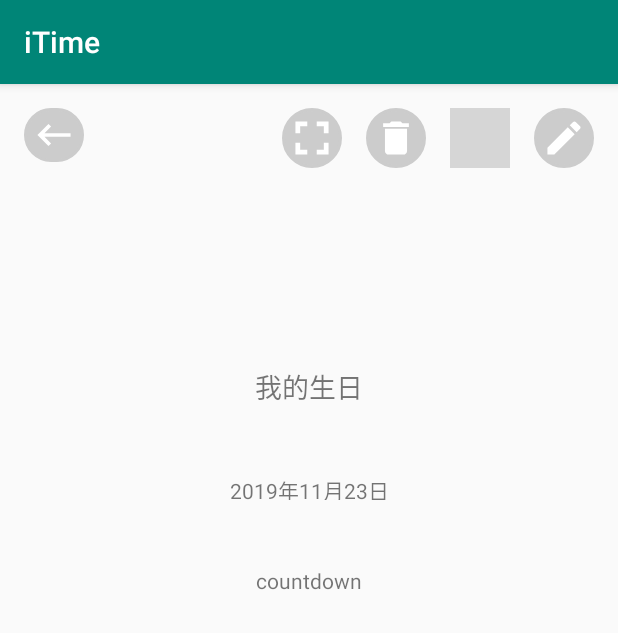
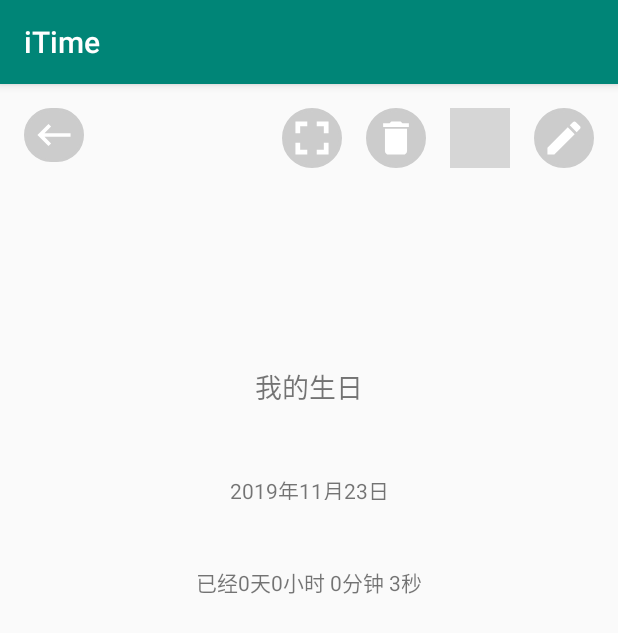
Before and after one commit to akanepink/iTime, an Android app: the MainActivity screen opened directly, with no data from a screen before it, after a tap on "我的生日", on a phone screen of 412 x 824 dp. Shown: the top 633 px of the screen. Run offline under Robolectric (Android 15) with nearby library versions, the phone set to English and light mode, and no system bars; grey boxes are pictures that could not be loaded.

Commit message:
完成：倒计时列表中 默认图片上有倒计时的功能 之使用Canvas的drawText方法； 完成：详情界面中的 每隔一秒刷新一次倒计时功能 之使用Handle

```diff
--- a/app/src/main/java/com/example/itime/EventEditActivity.java
+++ b/app/src/main/java/com/example/itime/EventEditActivity.java
@@ -165,6 +165,8 @@ public class EventEditActivity extends AppCompatActivity implements View.OnClick
         dateChangeFlag=true;
     }
 
+
+
     private void showTimePickDialog1() {
 
         CustomTimePickerDialogFragment fragment = new CustomTimePickerDialogFragment();
--- a/app/src/main/java/com/example/itime/EventShowActivity.java
+++ b/app/src/main/java/com/example/itime/EventShowActivity.java
@@ -3,15 +3,20 @@ package com.example.itime;
 import androidx.annotation.Nullable;
 import androidx.appcompat.app.AppCompatActivity;
 
+import android.annotation.SuppressLint;
 import android.content.DialogInterface;
 import android.content.Intent;
 import android.os.Bundle;
+import android.os.Handler;
+import android.os.Message;
 import android.view.View;
 import android.widget.ImageButton;
 import android.widget.TextView;
 import android.widget.Toast;
 
 import com.example.itime.data.Event;
+
+import java.util.Calendar;
 
 public class EventShowActivity extends AppCompatActivity {
 
@@ -23,7 +28,8 @@ public class EventShowActivity extends AppCompatActivity {
     private ImageButton buttonShowBack,buttonShowFull,buttonShowDelete;
     private ImageButton buttonShowShare,buttonShowEdit;
     private TextView textViewShowTitle,textViewShowDate,textViewShowCountdown;
-    private Event event;
+    private Event eventShow;
+    private Calendar nowSystemTime;
     private int position;
 
 
@@ -40,17 +46,23 @@ public class EventShowActivity extends AppCompatActivity {
         textViewShowDate=(TextView)this.findViewById(R.id.text_view_show_event_date);
         textViewShowCountdown=(TextView)this.findViewById(R.id.text_view_show_event_countdown);
 
-
+        nowSystemTime=(Calendar)getIntent().getExtras().getSerializable("nowTime");
         position=getIntent().getIntExtra("position",-1);
         //接收序列化的Event
-        event=(Event)getIntent().getExtras().getSerializable("event");
-        textViewShowTitle.setText(event.getTitle());
-        textViewShowDate.setText(event.calendarToString());
+        eventShow=(Event)getIntent().getExtras().getSerializable("event");
+        textViewShowTitle.setText(eventShow.getTitle());
+        textViewShowDate.setText(eventShow.calendarToString());
+        textViewShowCountdown.setText(getTimeDiff());
+
+        //开始
+        handler.sendEmptyMessage(1);
 
         buttonShowBack.setOnClickListener(new View.OnClickListener() {
             @Override
             public void onClick(View v) {
                 EventShowActivity.this.finish();
+                //停止
+                handler.removeCallbacksAndMessages(null);
             }
         });
 
@@ -87,7 +99,8 @@ public class EventShowActivity extends AppCompatActivity {
                                 setResult(RESULT_CODE_DELETE_OK,intent);
                                 //关闭该activity
                                 EventShowActivity.this.finish();
-
+                                //停止
+                                handler.removeCallbacksAndMessages(null);
                             }})
                         .setNegativeButton("取消", new DialogInterface.OnClickListener() {
                             @Override
@@ -104,7 +117,7 @@ public class EventShowActivity extends AppCompatActivity {
                 Intent intent=new Intent(EventShowActivity.this,EventEditActivity.class);
                 Bundle bundle=new Bundle();
                 bundle.putInt("position",position);
-                bundle.putSerializable("event", event);//序列化
+                bundle.putSerializable("event", eventShow);//序列化
                 intent.putExtras(bundle);//发送数据
                 startActivityForResult(intent, REQUEST_CODE_EDIT_BOOK);
                 //EventShowActivity.this.finish();
@@ -129,8 +142,45 @@ public class EventShowActivity extends AppCompatActivity {
                     setResult( RESULT_CODE_EDIT_SHOW_OK,newIntent);
                     //关闭该activity
                     EventShowActivity.this.finish();
-
+                    //停止
+                    handler.removeCallbacksAndMessages(null);
                 }
         }
     }
+
+
+    private Handler handler = new Handler() {
+        @Override
+        public void handleMessage(Message msg) {
+            super.handleMessage(msg);
+            if (msg.what == 1) {
+               textViewShowCountdown.setText(getTimeDiff());
+                sendEmptyMessageDelayed(1,1000);
+            }
+        }
+    };
+
+
+
+
+    private String getTimeDiff()
+    {
+        long cTime=eventShow.getCalendar().getTimeInMillis()-Calendar.getInstance().getTimeInMillis();
+        long sTime=cTime/1000;//时间差，单位：秒
+        long mTime=sTime/60;
+        long hTime=mTime/60;
+        long dTime=hTime/24;
+        if(sTime>=0)
+            return "还剩"+dTime +"天 "+hTime%24 +"小时 "+ mTime%60 +"分钟 "+sTime%60 +"秒";
+        else {
+            sTime*=(-1);
+            mTime*=(-1);
+            hTime*=(-1);
+            dTime*=(-1);
+            return "已经" + dTime + "天"+hTime%24 +"小时 "+ mTime%60 +"分钟 "+sTime%60 +"秒";
+        }
+    }
+
+
+
 }
--- a/app/src/main/java/com/example/itime/MainActivity.java
+++ b/app/src/main/java/com/example/itime/MainActivity.java
@@ -11,6 +11,7 @@ import android.graphics.Bitmap;
 import android.graphics.Canvas;
 import android.graphics.Color;
 import android.graphics.Paint;
+import android.graphics.RectF;
 import android.graphics.drawable.BitmapDrawable;
 import android.os.Bundle;
 import android.view.LayoutInflater;
@@ -84,6 +85,7 @@ public class MainActivity extends AppCompatActivity {
                 //利用Bundle传递序列化的Event
                 Intent intent=new Intent(MainActivity.this,EventShowActivity.class);
                 Bundle bundle=new Bundle();
+                bundle.putSerializable("nowTime",nowSystemTime);
                 bundle.putInt("position",position);
                 bundle.putSerializable("event", listEvents.get(position));//序列化
                 intent.putExtras(bundle);//发送数据
@@ -166,7 +168,7 @@ public class MainActivity extends AppCompatActivity {
             imageViewEventCover=((ImageView) view.findViewById(R.id.image_view_event_cover));
             imageViewEventCover.setImageResource(event.getResourceId());
 
-            Bitmap bitmap = setTextToImg("倒计时",position);
+            Bitmap bitmap = setTextToImg(getDateDiff(position),position);
             imageViewEventCover.setImageBitmap(bitmap);
             ((TextView) view.findViewById(R.id.text_view_event_title)).setText(event.getTitle());
             ((TextView) view.findViewById(R.id.text_view_event_date)).setText(event.calendarToString());
@@ -178,8 +180,6 @@ public class MainActivity extends AppCompatActivity {
          * 文字绘制在图片上，并返回bitmap对象
          */
         private Bitmap setTextToImg(String text,int position) {
-            //BitmapDrawable icon = (BitmapDrawable) getResources().getDrawable(R.drawable.backg_1);
-            //BitmapDrawable icon = (BitmapDrawable) getResources().getDrawable(R.drawable.backg_1_mini);
             BitmapDrawable icon = (BitmapDrawable) getResources().getDrawable(EventAdapter.this.getItem(position).getResourceId());
 
             Bitmap bitmap = icon.getBitmap().copy(Bitmap.Config.ARGB_8888, true);
@@ -191,8 +191,28 @@ public class MainActivity extends AppCompatActivity {
             paint.setDither(true);
             paint.setTextSize(100);
             paint.setColor(Color.parseColor("#ffffff"));
-            canvas.drawText(text,(bitmap.getWidth() / 5),(bitmap.getHeight() / 2), paint);
+            int x=text.length()*2-1;
+            canvas.drawText(text, (bitmap.getWidth()/x), (bitmap.getHeight() / 2), paint);
+
             return bitmap;
+        }
+
+        private String getDateDiff(int position)
+        {
+            long cTime=this.getItem(position).getCalendar().getTimeInMillis()-nowSystemTime.getTimeInMillis();
+            long sTime=cTime/1000;//时间差，单位：秒
+            /*
+            long mTime=sTime/60;
+            long hTime=mTime/60;
+            long dTime=hTime/24;
+             */
+            long dTime=cTime/(1000*60*60*24);
+            if(sTime>0)
+                return "还剩"+dTime +"天";
+            else {
+                dTime*=(-1);
+                return "已经" + dTime + "天";
+            }
         }
 
     }
```
